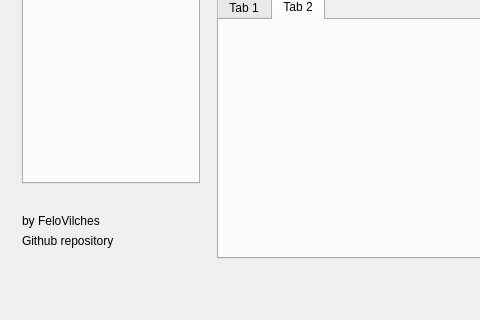
ChrisVilches/Qt5-Examples-Templates, file dashboard/src/mainwindow.ui: the form before one commit; both pictures show x 0 to 480 and y 353 to 673 of the 898 by 673 pixel window.
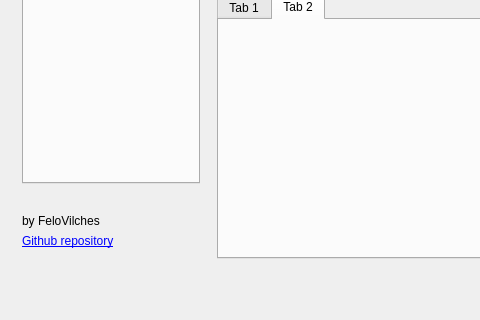
The form after the commit.

The edit to the form file:
```diff
--- a/dashboard/src/mainwindow.ui
+++ b/dashboard/src/mainwindow.ui
@@ -110,6 +110,8 @@
              <number>0</number>
             </property>
             <item>
+             <layout class="QVBoxLayout" name="verticalLayout_3">
+              <item>
              <widget class="QLabel" name="label">
               <property name="text">
                <string>by FeloVilches</string>
@@ -120,14 +122,19 @@
              </widget>
             </item>
             <item>
-             <widget class="QLabel" name="label_2">
+               <widget class="QLabel" name="githubLabel">
               <property name="text">
-               <string>Github repository</string>
+                 <string>&lt;a href=&quot;https://github.com/FeloVilches/Qt5-Examples-Templates&quot;&gt;Github repository&lt;/a&gt;</string>
+                </property>
+                <property name="textFormat">
+                 <enum>Qt::RichText</enum>
               </property>
               <property name="alignment">
                <set>Qt::AlignLeading|Qt::AlignLeft|Qt::AlignTop</set>
               </property>
              </widget>
+              </item>
+             </layout>
             </item>
            </layout>
           </widget>
```
Lines whose indentation alone changed are shown as unchanged.
